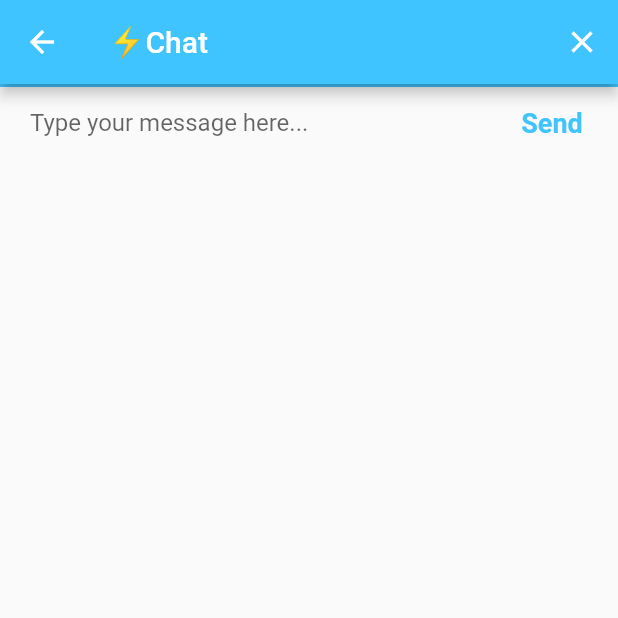
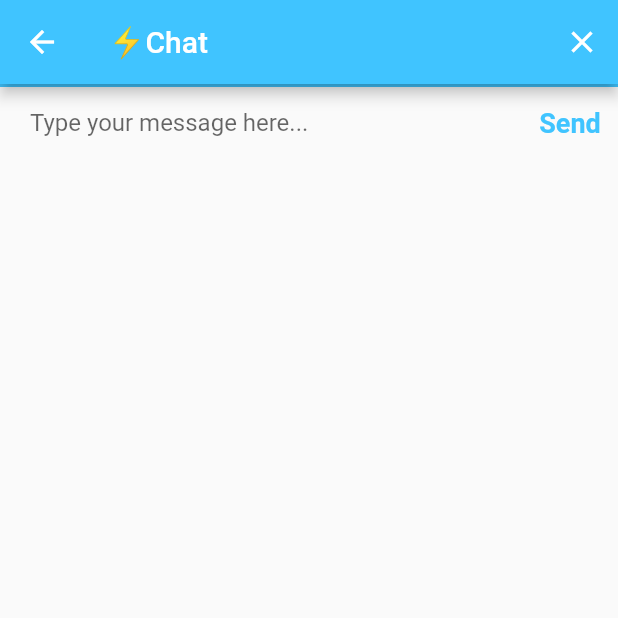
Before and after one commit to shreya1881/flash_chat, a Flutter app: the ChatScreen screen opened by its route, on a phone screen of 412 x 824 dp, the top half of it. Run offline on Flutter 3.47's test engine with Material 2 defaults, Android fonts, the phone set to English and light mode, and no system bars; our stand-ins replace animated_text_kit.

Commit message:
Updated version of project

```diff
--- a/lib/screens/chat_screen.dart
+++ b/lib/screens/chat_screen.dart
@@ -41,7 +41,7 @@ class _ChatScreenState extends State<ChatScreen> {
                       decoration: kMessageTextFieldDecoration,
                     ),
                   ),
-                  FlatButton(
+                  TextButton(
                     onPressed: () {
                       //Implement send functionality.
                     },
--- a/pubspec.yaml
+++ b/pubspec.yaml
@@ -10,8 +10,8 @@ dependencies:
   flutter:
     sdk: flutter
 
-  cupertino_icons: ^0.1.2
-  animated_text_kit: ^4.2.1
+  cupertino_icons: ^1.0.5
+  animated_text_kit: ^4.2.2
   firebase_core: ^2.4.0
   firebase_auth: ^4.2.3
   cloud_firestore: ^4.3.0
```
Also changed, not shown: pubspec.lock, 1 other file.
